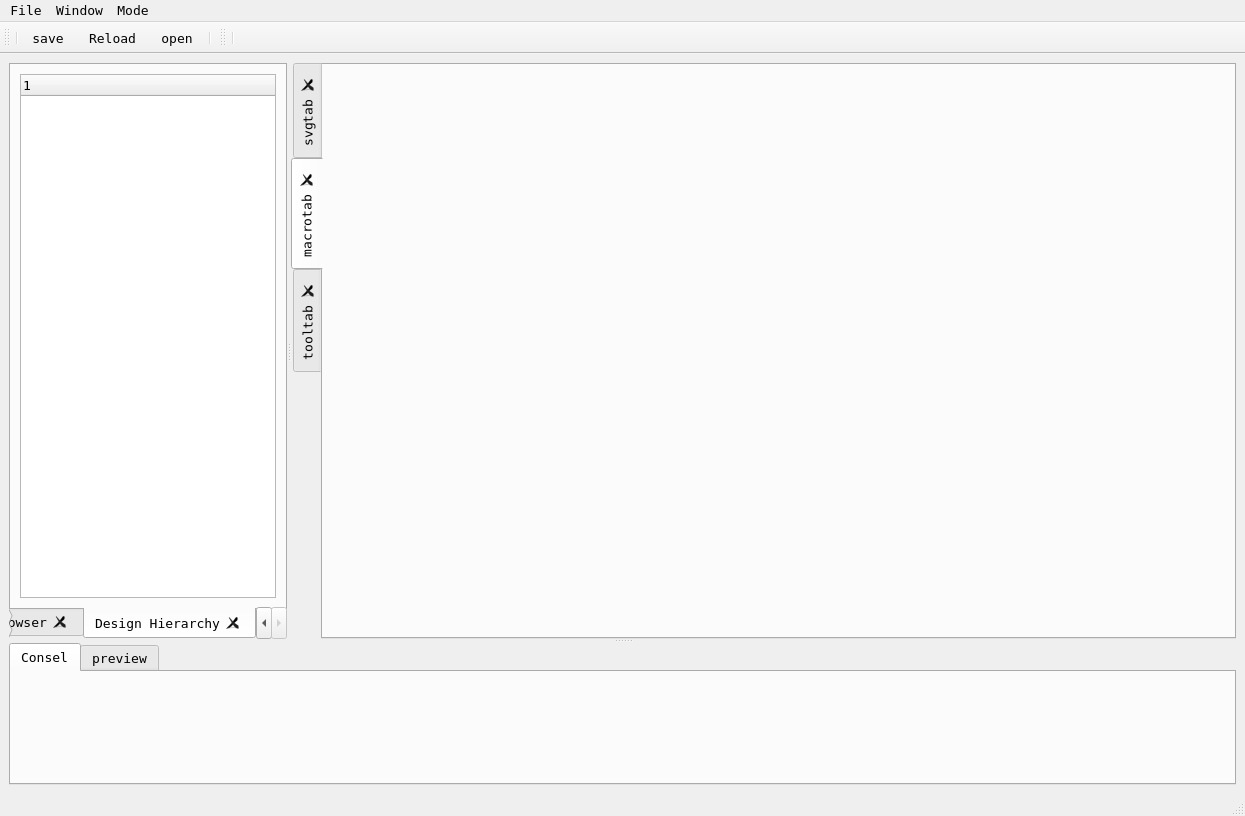
The window that ui/uvs.ui (henry-czh/cbs_smt) describes before a commit, drawn with Qt 5.
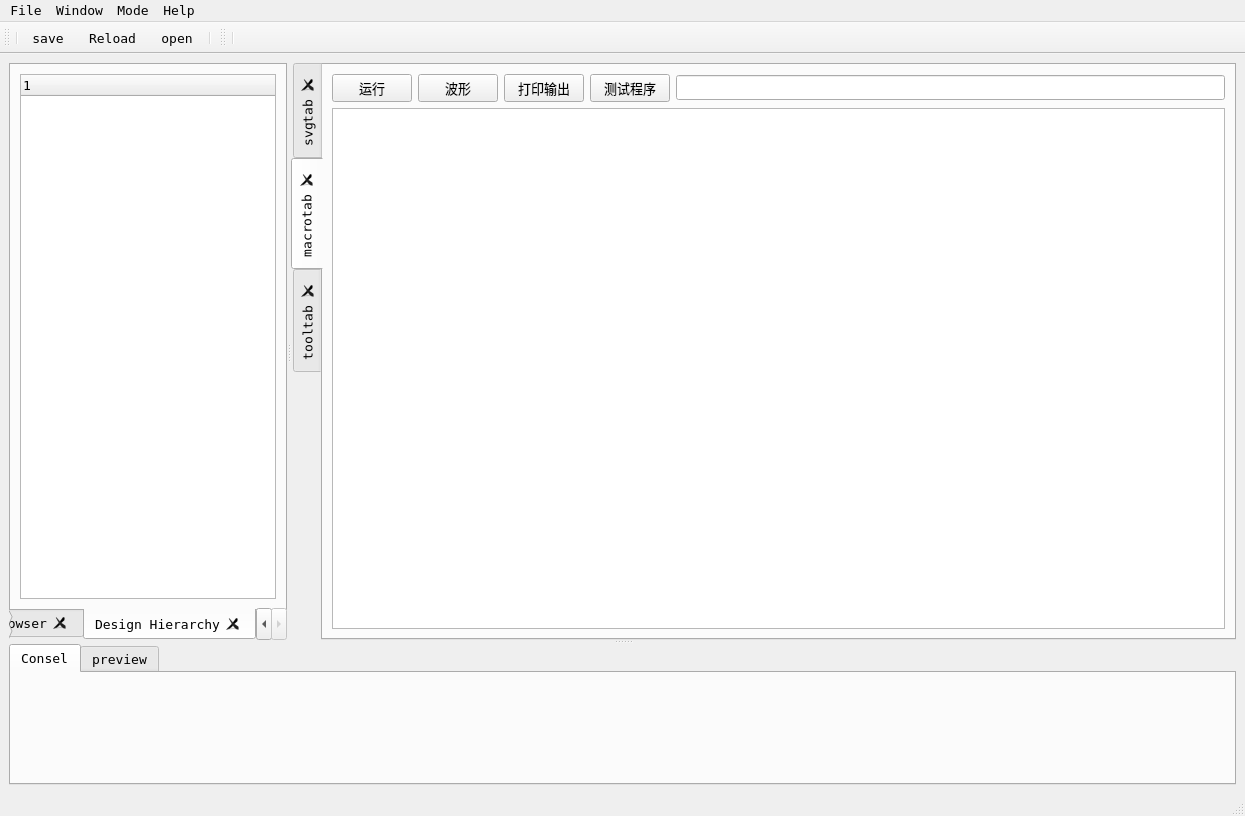
The same window after the commit. The open tabs and pages were chosen to show the change. Icons and pictures are not drawn.

Diff of the .ui file:
```diff
--- a/ui/uvs.ui
+++ b/ui/uvs.ui
@@ -42,7 +42,7 @@
      <verstretch>0</verstretch>
     </sizepolicy>
    </property>
-   <layout class="QHBoxLayout" name="horizontalLayout">
+   <layout class="QVBoxLayout" name="verticalLayout_2">
     <item>
      <widget class="QSplitter" name="splitter_2">
       <property name="sizePolicy">
@@ -356,6 +356,91 @@
          <attribute name="title">
           <string>macrotab</string>
          </attribute>
+         <layout class="QVBoxLayout" name="verticalLayout_4">
+          <item>
+           <layout class="QHBoxLayout" name="horizontalLayout">
+            <item>
+             <widget class="QPushButton" name="pushButton_2">
+              <property name="text">
+               <string>运行</string>
+              </property>
+              <property name="icon">
+               <iconset>
+                <normaloff>ico/new_doc.png</normaloff>ico/new_doc.png</iconset>
+              </property>
+             </widget>
+            </item>
+            <item>
+             <widget class="QPushButton" name="pushButton">
+              <property name="text">
+               <string>波形</string>
+              </property>
+             </widget>
+            </item>
+            <item>
+             <widget class="QPushButton" name="pushButton_3">
+              <property name="text">
+               <string>打印输出</string>
+              </property>
+             </widget>
+            </item>
+            <item>
+             <widget class="QPushButton" name="pushButton_4">
+              <property name="text">
+               <string>测试程序</string>
+              </property>
+             </widget>
+            </item>
+            <item>
+             <widget class="QLineEdit" name="lineEdit">
+              <property name="tabletTracking">
+               <bool>true</bool>
+              </property>
+              <property name="clearButtonEnabled">
+               <bool>true</bool>
+              </property>
+             </widget>
+            </item>
+           </layout>
+          </item>
+          <item>
+           <widget class="QTableWidget" name="diag_table">
+            <property name="dragEnabled">
+             <bool>true</bool>
+            </property>
+            <property name="alternatingRowColors">
+             <bool>true</bool>
+            </property>
+            <property name="showGrid">
+             <bool>false</bool>
+            </property>
+            <property name="gridStyle">
+             <enum>Qt::DashLine</enum>
+            </property>
+            <property name="sortingEnabled">
+             <bool>true</bool>
+            </property>
+            <attribute name="horizontalHeaderCascadingSectionResizes">
+             <bool>true</bool>
+            </attribute>
+            <attribute name="horizontalHeaderShowSortIndicator" stdset="0">
+             <bool>true</bool>
+            </attribute>
+            <attribute name="horizontalHeaderStretchLastSection">
+             <bool>true</bool>
+            </attribute>
+            <attribute name="verticalHeaderCascadingSectionResizes">
+             <bool>true</bool>
+            </attribute>
+            <attribute name="verticalHeaderShowSortIndicator" stdset="0">
+             <bool>true</bool>
+            </attribute>
+            <attribute name="verticalHeaderStretchLastSection">
+             <bool>false</bool>
+            </attribute>
+           </widget>
+          </item>
+         </layout>
         </widget>
         <widget class="QWidget" name="tooltab">
          <attribute name="title">
@@ -435,7 +520,7 @@
      <x>0</x>
      <y>0</y>
      <width>1245</width>
-     <height>22</height>
+     <height>25</height>
     </rect>
    </property>
    <widget class="QMenu" name="menuFile">
@@ -491,9 +576,16 @@
     <addaction name="actionFormal"/>
     <addaction name="menuDebug"/>
    </widget>
+   <widget class="QMenu" name="menuHelp">
+    <property name="title">
+     <string>Help</string>
+    </property>
+    <addaction name="actionAbout_SMT"/>
+   </widget>
    <addaction name="menuFile"/>
    <addaction name="menuWindow"/>
    <addaction name="menuMode"/>
+   <addaction name="menuHelp"/>
   </widget>
   <widget class="QStatusBar" name="statusbar">
    <property name="font">
```
Left out of the diff: 31 changed lines with no effect on the pictures.
